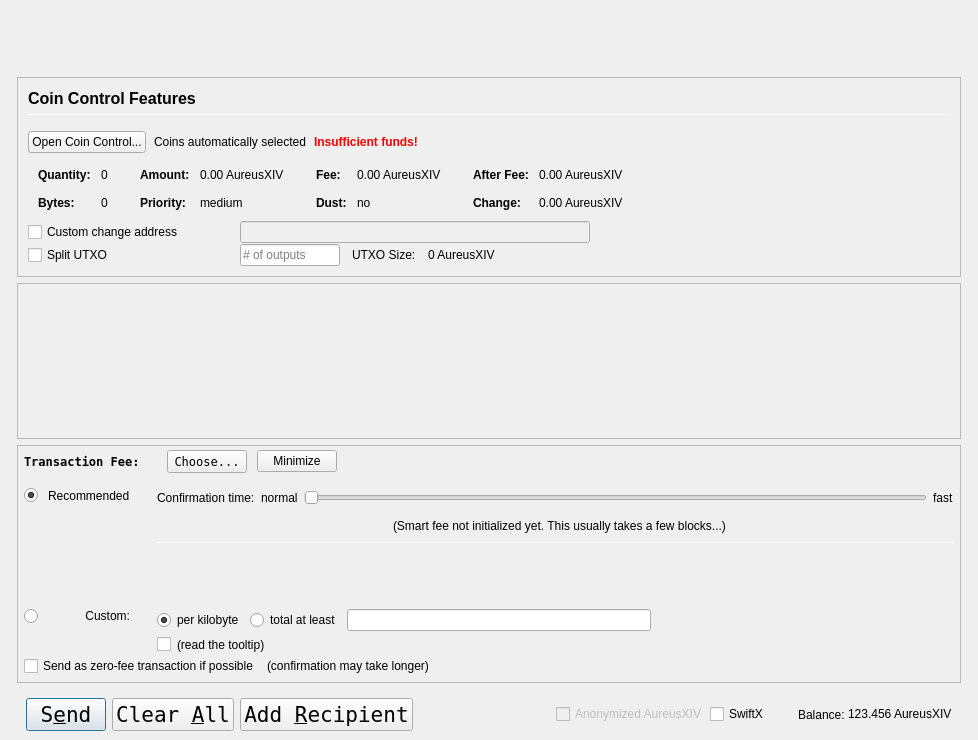
The window that src/qt/forms/sendcoinsdialog.ui (wqking-misc/AureusXIV) describes before a commit, drawn with Qt 5.
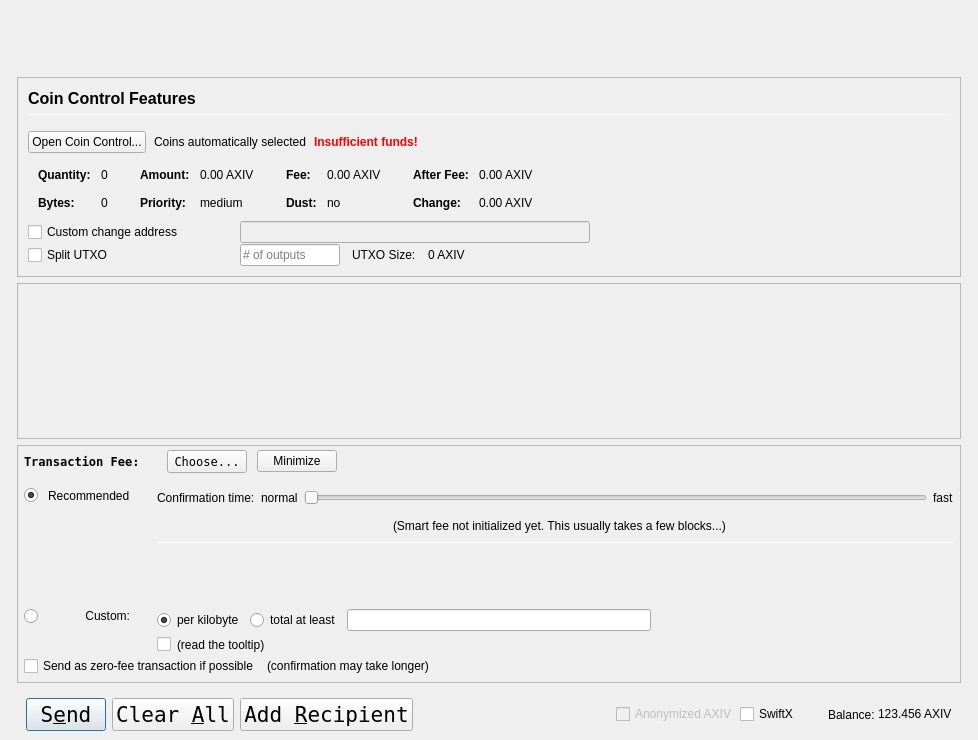
The same window after the commit. Custom widgets are drawn as their Qt base class.

Commit message: Rebrand Aureusxiv to AXIV

The edit to the form file:
```diff
--- a/src/qt/forms/sendcoinsdialog.ui
+++ b/src/qt/forms/sendcoinsdialog.ui
@@ -464,7 +464,7 @@
                         <enum>Qt::ActionsContextMenu</enum>
                        </property>
                        <property name="text">
-                        <string notr="true">0.00 AureusXIV</string>
+                        <string notr="true">0.00 AXIV</string>
                        </property>
                        <property name="textInteractionFlags">
                         <set>Qt::LinksAccessibleByMouse|Qt::TextSelectableByKeyboard|Qt::TextSelectableByMouse</set>
@@ -544,7 +544,7 @@
                         <enum>Qt::ActionsContextMenu</enum>
                        </property>
                        <property name="text">
-                        <string notr="true">0.00 AureusXIV</string>
+                        <string notr="true">0.00 AXIV</string>
                        </property>
                        <property name="textInteractionFlags">
                         <set>Qt::LinksAccessibleByMouse|Qt::TextSelectableByKeyboard|Qt::TextSelectableByMouse</set>
@@ -624,7 +624,7 @@
                         <enum>Qt::ActionsContextMenu</enum>
                        </property>
                        <property name="text">
-                        <string notr="true">0.00 AureusXIV</string>
+                        <string notr="true">0.00 AXIV</string>
                        </property>
                        <property name="textInteractionFlags">
                         <set>Qt::LinksAccessibleByMouse|Qt::TextSelectableByKeyboard|Qt::TextSelectableByMouse</set>
@@ -653,7 +653,7 @@
                         <enum>Qt::ActionsContextMenu</enum>
                        </property>
                        <property name="text">
-                        <string notr="true">0.00 AureusXIV</string>
+                        <string notr="true">0.00 AXIV</string>
                        </property>
                        <property name="textInteractionFlags">
                         <set>Qt::LinksAccessibleByMouse|Qt::TextSelectableByKeyboard|Qt::TextSelectableByMouse</set>
@@ -820,7 +820,7 @@
                 <item>
                  <widget class="QLabel" name="labelBlockSize">
                   <property name="text">
-                   <string>0 AureusXIV</string>
+                   <string>0 AXIV</string>
                   </property>
                  </widget>
                 </item>
@@ -1675,7 +1675,7 @@
                 <bool>false</bool>
                </property>
                <property name="text">
-                <string>Anonymized AureusXIV</string>
+                <string>Anonymized AXIV</string>
                </property>
               </widget>
              </item>
@@ -1714,7 +1714,7 @@
                 <cursorShape>IBeamCursor</cursorShape>
                </property>
                <property name="text">
-                <string notr="true">123.456 AureusXIV</string>
+                <string notr="true">123.456 AXIV</string>
                </property>
                <property name="textInteractionFlags">
                 <set>Qt::LinksAccessibleByMouse|Qt::TextSelectableByKeyboard|Qt::TextSelectableByMouse</set>
```
Left out of the diff: 8 changed lines with no effect on the pictures. The commit also changes 298 other files.
